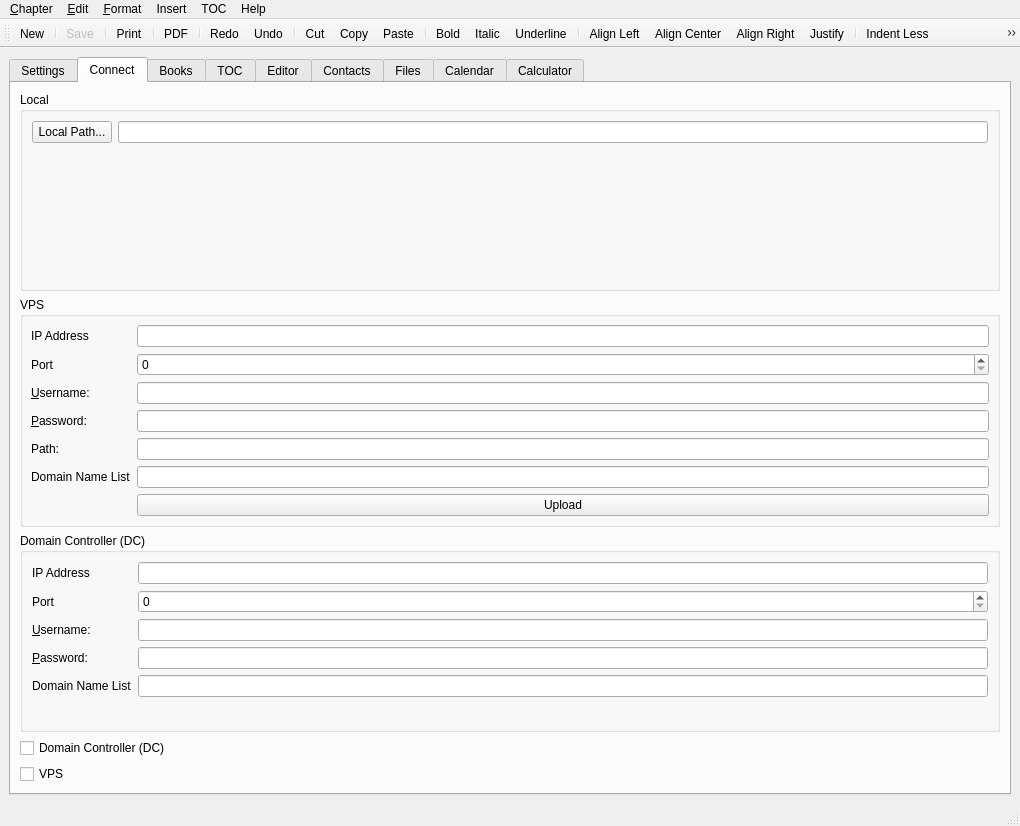
Old version of the form src/MainWindow.ui in the repository Light-Wizzard/WeBookClient.
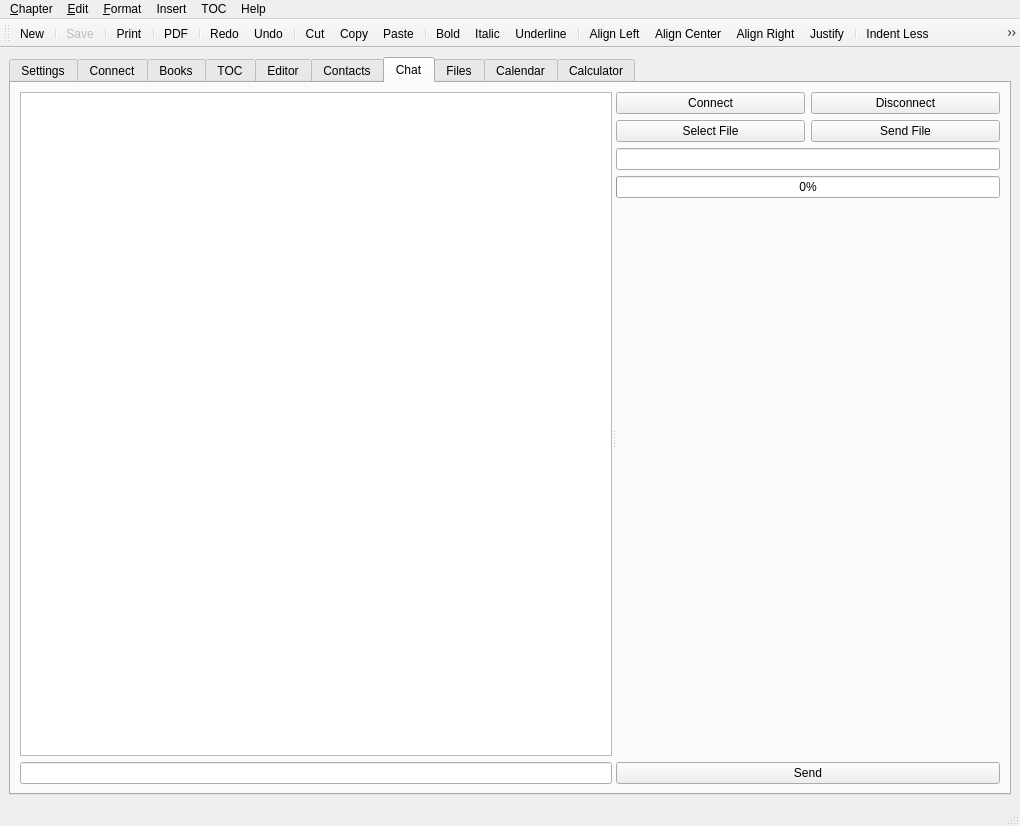
New version of the form. Icons and pictures are not drawn.

What changed in the file:
```diff
--- a/src/MainWindow.ui
+++ b/src/MainWindow.ui
@@ -18,7 +18,7 @@
     <item>
      <widget class="QTabWidget" name="widgetTab">
       <property name="currentIndex">
-       <number>1</number>
+       <number>6</number>
       </property>
       <widget class="QWidget" name="tabSettings">
        <attribute name="title">
@@ -508,6 +508,107 @@
        </attribute>
        <layout class="QVBoxLayout" name="verticalLayout_5"/>
       </widget>
+      <widget class="QWidget" name="tabChat">
+       <attribute name="title">
+        <string>Chat</string>
+       </attribute>
+       <layout class="QVBoxLayout" name="verticalLayout_9">
+        <item>
+         <widget class="QSplitter" name="splitter">
+          <property name="orientation">
+           <enum>Qt::Horizontal</enum>
+          </property>
+          <widget class="QWidget" name="widgetRight" native="true">
+           <layout class="QVBoxLayout" name="verticalLayout_8">
+            <item>
+             <layout class="QVBoxLayout" name="vlMainRight">
+              <item>
+               <widget class="QTextEdit" name="textEditMessages"/>
+              </item>
+              <item>
+               <widget class="QLineEdit" name="lineEditChat"/>
+              </item>
+             </layout>
+            </item>
+           </layout>
+          </widget>
+          <widget class="QWidget" name="widgetLeft" native="true">
+           <layout class="QVBoxLayout" name="verticalLayout_7">
+            <item>
+             <layout class="QVBoxLayout" name="vlMainLeft">
+              <property name="sizeConstraint">
+               <enum>QLayout::SetDefaultConstraint</enum>
+              </property>
+              <item>
+               <layout class="QGridLayout" name="gridLayoutMainButtons">
+                <item row="0" column="0">
+                 <widget class="QPushButton" name="pushButtonConnect">
+                  <property name="text">
+                   <string>Connect</string>
+                  </property>
+                 </widget>
+                </item>
+                <item row="0" column="1">
+                 <widget class="QPushButton" name="pushButtonDisconnect">
+                  <property name="text">
+                   <string>Disconnect</string>
+                  </property>
+                 </widget>
+                </item>
+                <item row="1" column="0">
+                 <widget class="QPushButton" name="pushButtonOpenFile">
+                  <property name="text">
+                   <string>Select File</string>
+                  </property>
+                 </widget>
+                </item>
+                <item row="1" column="1">
+                 <widget class="QPushButton" name="pushButtonSendFile">
+                  <property name="text">
+                   <string>Send File</string>
+                  </property>
+                 </widget>
+                </item>
+               </layout>
+              </item>
+              <item>
+               <widget class="QLineEdit" name="lineEditFileName"/>
+              </item>
+              <item>
+               <widget class="QProgressBar" name="progressBar">
+                <property name="value">
+                 <number>0</number>
+                </property>
+               </widget>
+              </item>
+              <item>
+               <spacer name="verticalSpacer">
+                <property name="orientation">
+                 <enum>Qt::Vertical</enum>
+                </property>
+                <property name="sizeHint" stdset="0">
+                 <size>
+                  <width>20</width>
+                  <height>40</height>
+                 </size>
+                </property>
+               </spacer>
+              </item>
+              <item>
+               <widget class="QPushButton" name="pushButtonSend">
+                <property name="text">
+                 <string>Send</string>
+                </property>
+               </widget>
+              </item>
+             </layout>
+            </item>
+           </layout>
+          </widget>
+         </widget>
+        </item>
+       </layout>
+      </widget>
       <widget class="QWidget" name="tabFileMan">
        <attribute name="title">
         <string>Files</string>
```
